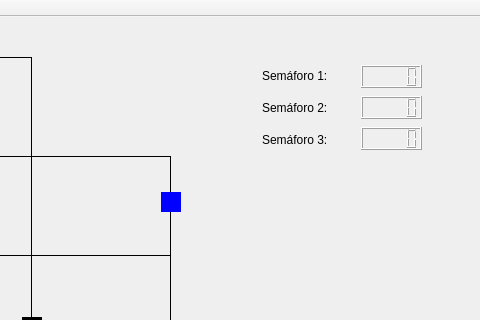
Above: TrabalhoTrem/mainwindow.ui from eltonvs/trains-sync before the change; both pictures show x 248 to 728 and y 0 to 320 of the 728 by 476 pixel window. Below: the same form after it.
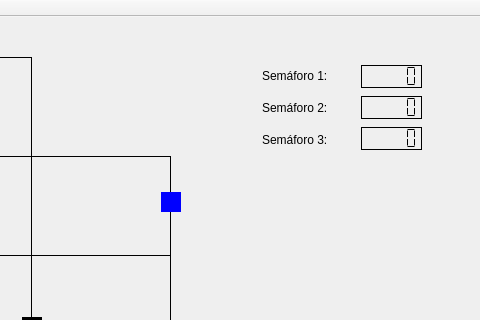
That is the form after the change.

```diff
--- a/TrabalhoTrem/mainwindow.ui
+++ b/TrabalhoTrem/mainwindow.ui
@@ -197,6 +197,12 @@
     <property name="styleSheet">
      <string notr="true"/>
     </property>
+    <property name="frameShadow">
+     <enum>QFrame::Plain</enum>
+    </property>
+    <property name="segmentStyle">
+     <enum>QLCDNumber::Flat</enum>
+    </property>
    </widget>
    <widget class="QLCDNumber" name="nbSem02">
     <property name="geometry">
@@ -207,6 +213,12 @@
       <height>23</height>
      </rect>
     </property>
+    <property name="frameShadow">
+     <enum>QFrame::Plain</enum>
+    </property>
+    <property name="segmentStyle">
+     <enum>QLCDNumber::Flat</enum>
+    </property>
    </widget>
    <widget class="QLCDNumber" name="nbSem03">
     <property name="geometry">
@@ -217,6 +229,15 @@
       <height>23</height>
      </rect>
     </property>
+    <property name="frameShadow">
+     <enum>QFrame::Plain</enum>
+    </property>
+    <property name="smallDecimalPoint">
+     <bool>false</bool>
+    </property>
+    <property name="segmentStyle">
+     <enum>QLCDNumber::Flat</enum>
+    </property>
    </widget>
    <zorder>labelTrilho01</zorder>
    <zorder>labelTrilho02</zorder>
```
Left out of the diff: 2 changed lines with no effect on the pictures.
